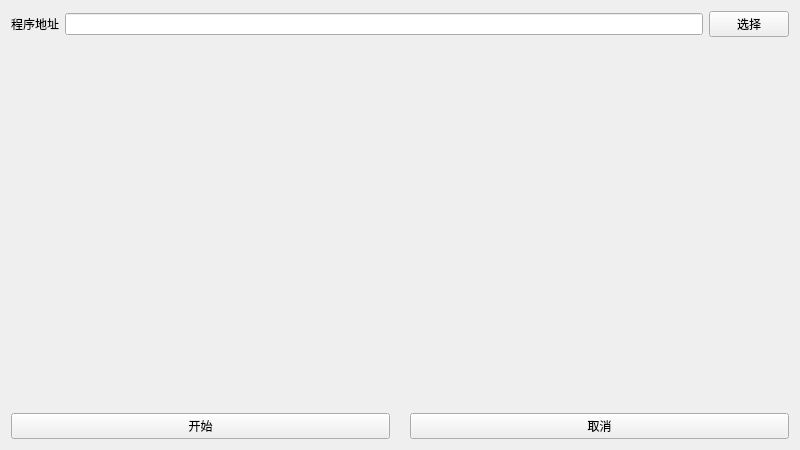
Qt form removecommitwindow.ui (nie11kun/HorizonJuicerCreator) before a commit.
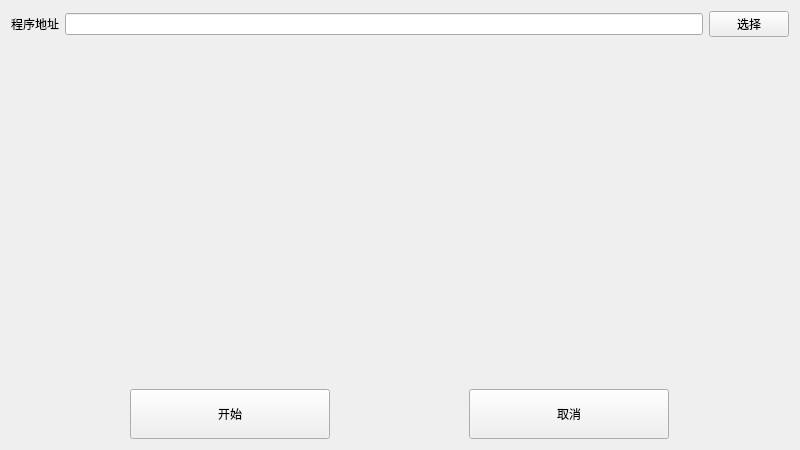
The same form after that commit.

```diff
--- a/removecommitwindow.ui
+++ b/removecommitwindow.ui
@@ -114,6 +114,18 @@
      </property>
      <item>
       <widget class="QPushButton" name="pushButtonStart">
+       <property name="minimumSize">
+        <size>
+         <width>0</width>
+         <height>50</height>
+        </size>
+       </property>
+       <property name="maximumSize">
+        <size>
+         <width>200</width>
+         <height>16777215</height>
+        </size>
+       </property>
        <property name="text">
         <string>开始</string>
        </property>
@@ -121,6 +133,18 @@
      </item>
      <item>
       <widget class="QPushButton" name="pushButtonCancel">
+       <property name="minimumSize">
+        <size>
+         <width>0</width>
+         <height>50</height>
+        </size>
+       </property>
+       <property name="maximumSize">
+        <size>
+         <width>200</width>
+         <height>16777215</height>
+        </size>
+       </property>
        <property name="text">
         <string>取消</string>
        </property>
```
